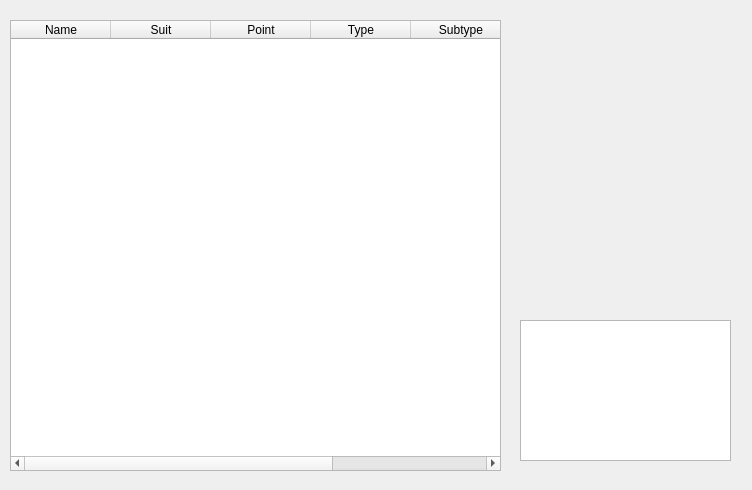
Qt form src/cardoverview.ui (Mogara/QSanguosha) before a commit.
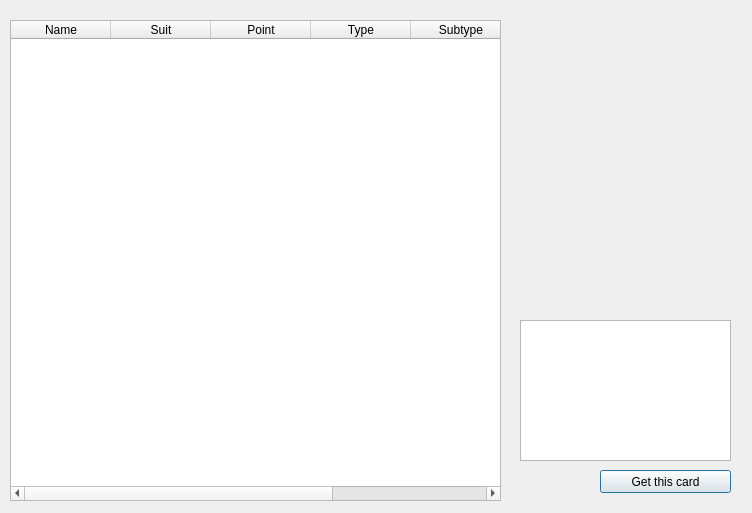
The same form after that commit.

Commit message: Add get cards freely function

What changed in the file:
```diff
--- a/src/cardoverview.ui
+++ b/src/cardoverview.ui
@@ -7,7 +7,7 @@
     <x>0</x>
     <y>0</y>
     <width>752</width>
-    <height>490</height>
+    <height>513</height>
    </rect>
   </property>
   <property name="windowTitle">
@@ -19,7 +19,7 @@
      <x>10</x>
      <y>20</y>
      <width>491</width>
-     <height>451</height>
+     <height>481</height>
     </rect>
    </property>
    <property name="editTriggers">
@@ -88,6 +88,19 @@
     <string/>
    </property>
   </widget>
+  <widget class="QPushButton" name="getCardButton">
+   <property name="geometry">
+    <rect>
+     <x>600</x>
+     <y>470</y>
+     <width>131</width>
+     <height>23</height>
+    </rect>
+   </property>
+   <property name="text">
+    <string>Get this card</string>
+   </property>
+  </widget>
  </widget>
  <resources/>
  <connections/>
```
The commit also changes 9 other files.
